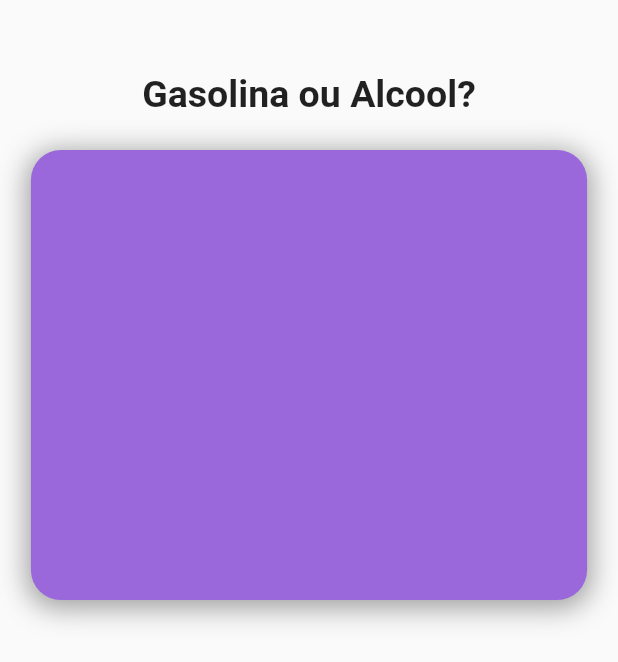
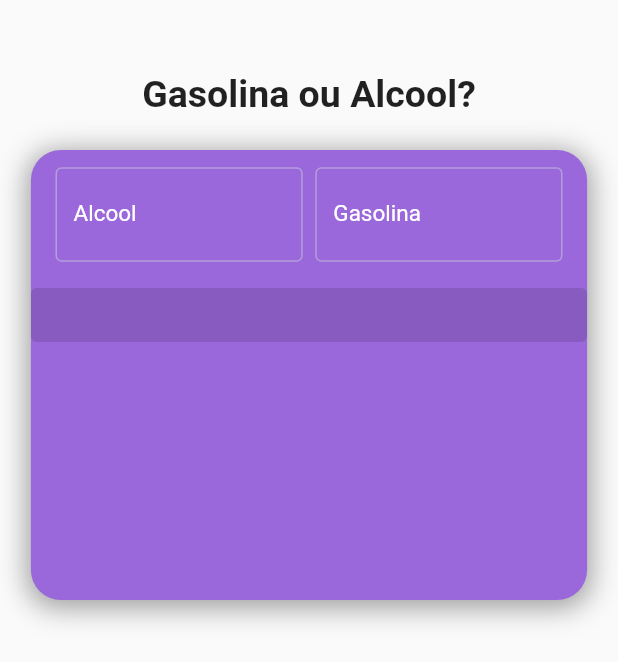
Before and after one commit to celiorscosta/calculo_combustivel, a Flutter app: the screen it shows after launch, on a phone screen of 412 x 824 dp. Shown: the top 662 px of the screen. Run offline on Flutter 3.47's test engine with Material 2 defaults, Android fonts, the phone set to English and light mode, and no system bars; our stand-ins replace flutter_modular, flutter_triple.

Commit message:
ImputText Adicionado.

```diff
--- a/lib/app/modules/home/home_page.dart
+++ b/lib/app/modules/home/home_page.dart
@@ -59,7 +59,31 @@ class _HomePageState extends ModularState<HomePage, HomeStore> {
                     ],
                     color: containerColorBlue,
                   ),
-                  child: Column(children: const []),
+                  child: Column(
+                    children: [
+                      Form(
+                        child: Padding(
+                          padding: const EdgeInsets.all(8.0),
+                          child: Row(
+                            mainAxisAlignment: MainAxisAlignment.spaceEvenly,
+                            crossAxisAlignment: CrossAxisAlignment.center,
+                            children: [
+                              _inputText('Alcool'),
+                              _inputText('Gasolina'),
+                            ],
+                          ),
+                        ),
+                      ),
+                      ElevatedButton(
+                        onPressed: null,
+                        child: Container(),
+                        style: ElevatedButton.styleFrom(
+                          primary: Colors.transparent, // <-- Button color
+                          onPrimary: Colors.transparent, // <-- Splash color
+                        ),
+                      )
+                    ],
+                  ),
                 ),
               ),
             ],
@@ -74,4 +98,42 @@ class _HomePageState extends ModularState<HomePage, HomeStore> {
       ),
     );
   }
+
+  _inputText(String label) {
+    return Container(
+      height: 70,
+      width: MediaQuery.of(context).size.width * 0.40,
+      alignment: Alignment.center,
+      child: TextFormField(
+        cursorColor: Colors.white,
+        enableInteractiveSelection: false,
+        style: const TextStyle(
+          color: Colors.white,
+          fontSize: 20.0,
+          fontWeight: FontWeight.bold,
+        ),
+        keyboardType: TextInputType.number,
+        decoration: InputDecoration(
+          labelText: label,
+          labelStyle: const TextStyle(
+            color: Colors.white,
+            fontSize: 15.0,
+            fontWeight: FontWeight.normal,
+          ),
+          enabledBorder: OutlineInputBorder(
+            borderSide: BorderSide(
+              color: Colors.deepPurple.shade200,
+            ),
+          ),
+          focusedBorder: OutlineInputBorder(
+            borderSide: BorderSide(
+              color: Colors.deepPurple.shade200,
+            ),
+          ),
+          suffixText: label,
+          suffixStyle: const TextStyle(color: Colors.white, fontSize: 20.0),
+        ),
+      ),
+    );
+  }
 }
```
Also changed, not shown: lib/app/modules/home/home_store.dart (+4 -7 lines).
